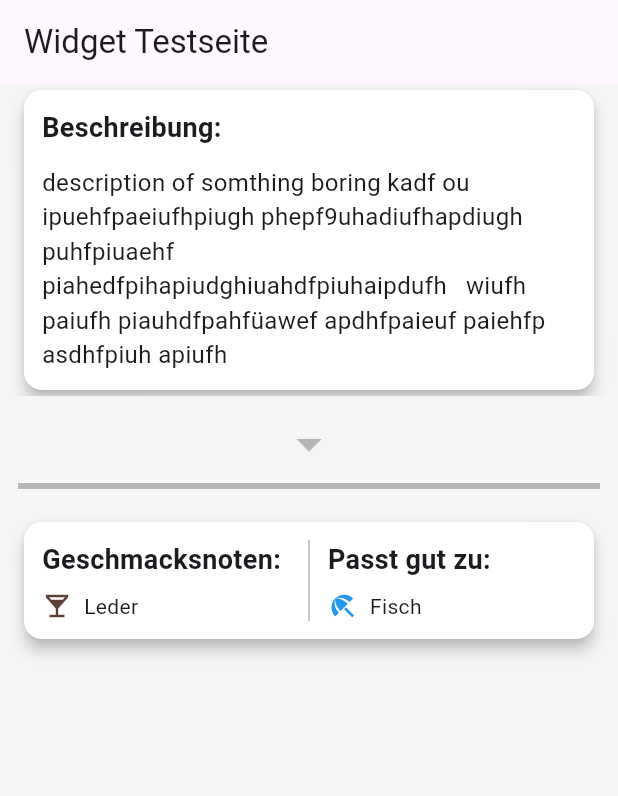
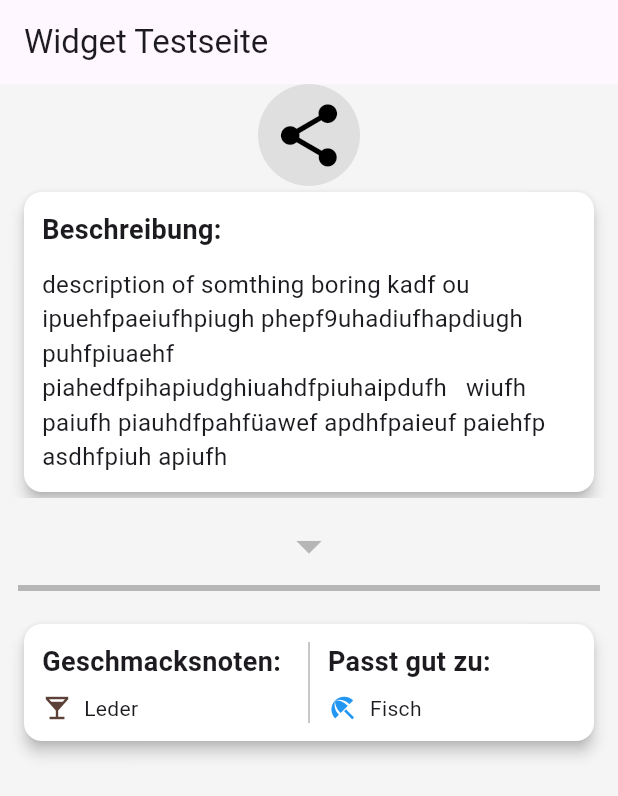
Before and after one commit to Sauttets/VinoVeritas, a Flutter app: the screen it shows after launch, on a phone screen of 412 x 824 dp. Shown: the top 796 px of the screen. Run offline on Flutter 3.47's test engine with Material 3 defaults, Android fonts, the phone set to English and light mode, and no system bars; our stand-ins replace like_button.

Commit message:
Build the share Butten like the back button. Different icon is used

```diff
--- a/lib/src/features/general_feature/widgets/test_page.dart
+++ b/lib/src/features/general_feature/widgets/test_page.dart
@@ -6,6 +6,7 @@ import 'package:vinoveritas/util/app_colors.dart';
 import 'package:vinoveritas/src/features/wine_feature/widgets/back_button.dart' as bb;
 import 'package:vinoveritas/src/features/wine_feature/widgets/full_description.dart';
 import 'package:vinoveritas/src/features/wine_feature/widgets/dropdown_line.dart';
+import 'package:vinoveritas/src/features/wine_feature/widgets/share_button.dart' as sb;
 
 
 class TestPage extends StatelessWidget {
@@ -26,7 +27,7 @@ class TestPage extends StatelessWidget {
           padding: const EdgeInsets.all(0.0),
           child: ListView(
             children:  [
-
+              const sb.ShareButton(),
               const Description(description: "description of somthing boring kadf ou ipuehfpaeiufhpiugh phepf9uhadiufhapdiugh puhfpiuaehf piahedfpihapiudghiuahdfpiuhaipdufh   wiufh paiufh piauhdfpahfüawef apdhfpaieuf paiehfp asdhfpiuh apiufh"),
 
               FullDescription(tastePallet: tastePallet, description: description),
--- /dev/null
+++ b/lib/src/features/wine_feature/widgets/share_button.dart
@@ -0,0 +1,37 @@
+import 'package:flutter/material.dart';
+import 'package:vinoveritas/util/spacings.dart';
+import 'package:vinoveritas/util/app_colors.dart';
+
+class ShareButton extends StatelessWidget {
+  final VoidCallback? onPressed;
+
+  const ShareButton ({
+    super.key,
+    this.onPressed
+    });
+
+  @override
+   Widget build(BuildContext context) {
+    return Container(
+      width: Spacings.buttonContainerSize,
+      height: Spacings.buttonContainerSize,
+      decoration: const BoxDecoration(
+        color: AppColors.secondaryGrey,
+        shape: BoxShape.circle,
+        /* boxShadow: [
+          BoxShadow(
+            color: Colors.black26,
+            blurRadius: 4.0,
+            offset: Offset(0, 2),
+          ),
+        ], */
+      ),
+      child: Center(
+        child: IconButton(
+          icon: const Icon(Icons.share_rounded, color: AppColors.primaryText, size: Spacings.buttonSize),
+          onPressed: onPressed,
+        ),
+      ),
+    );
+  }
+}
--- a/lib/src/features/wine_feature/widgets/taste_pallet.dart
+++ b/lib/src/features/wine_feature/widgets/taste_pallet.dart
@@ -19,7 +19,7 @@ class TastePallet extends StatelessWidget {
     'Unterholz': Icons.restaurant,
   };
 
-  final Map<String, IconData> fitsfor = {
+  final Map<String, IconData> fitsforIcons = {
     'Wildschwein': Icons.cake,
     'Rind': Icons.security,
     'Schwein': Icons.local_bar,
@@ -120,7 +120,7 @@ class TastePallet extends StatelessWidget {
 
   Widget _buildItem(String? item, bool isFlavorColumn) {
     if (item == null) return const SizedBox.shrink();
-    IconData? iconData = isFlavorColumn ? tasteIcons[item] : fitsfor[item];
+    IconData? iconData = isFlavorColumn ? tasteIcons[item] : fitsforIcons[item];
     Color? iconColor = isFlavorColumn ? tasteColors[item] : fitsColors[item];
     return Row(
       children: [
--- a/lib/util/app_colors.dart
+++ b/lib/util/app_colors.dart
@@ -6,7 +6,7 @@ class AppColors {
   static const Color primaryRed = Color(0xff820000);
   static const Color heartRed = Color(0xffd70000);
   static const Color primaryGrey = Color.fromARGB(255, 182, 182, 182);
-  static const Color secondaryGrey = Color.fromARGB(255, 202, 202, 202);
+  static const Color secondaryGrey = Color.fromARGB(255, 223, 223, 223);
   static const Color primaryWhite = Color(0xffffffff);
   static const Color primaryText = Color(0xff000000);
 }
```
